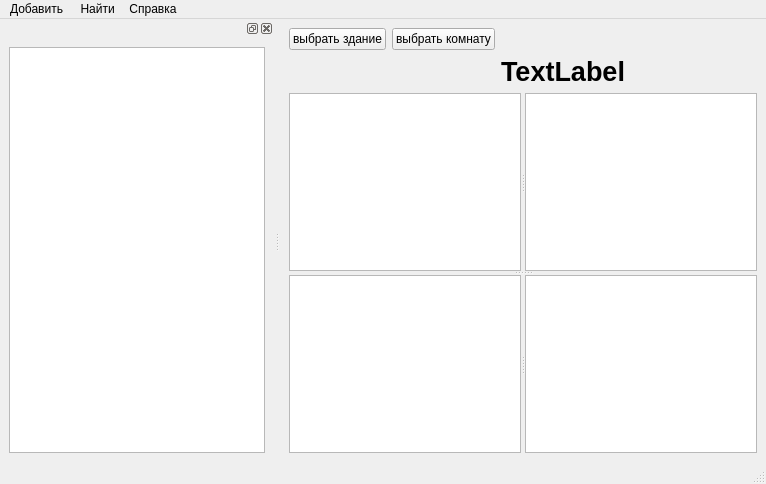
Above: View/RoomViewer.ui from Dovmial/SimpleSystemInventarization before the change. Below: the same form after it.
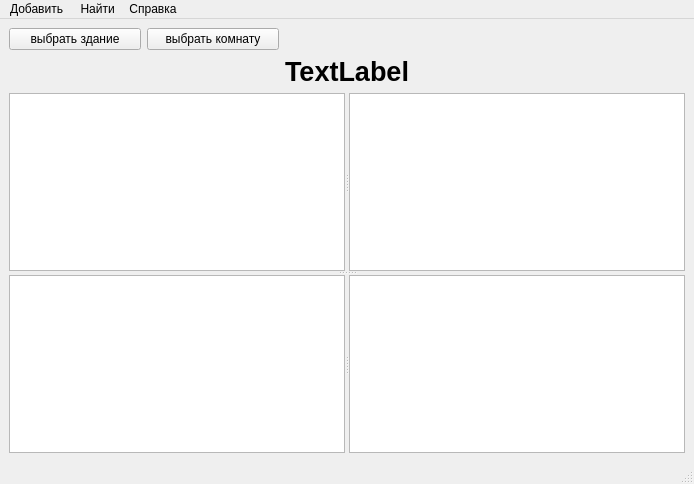
That is the form after the change.

Commit message: add QStandardItemModel for tables

```diff
--- a/View/RoomViewer.ui
+++ b/View/RoomViewer.ui
@@ -6,7 +6,7 @@
    <rect>
     <x>0</x>
     <y>0</y>
-    <width>766</width>
+    <width>694</width>
     <height>484</height>
    </rect>
   </property>
@@ -120,7 +120,7 @@
     <rect>
      <x>0</x>
      <y>0</y>
-     <width>766</width>
+     <width>694</width>
      <height>22</height>
     </rect>
    </property>
@@ -149,25 +149,6 @@
    <addaction name="menu_3"/>
   </widget>
   <widget class="QStatusBar" name="statusbar"/>
-  <widget class="QDockWidget" name="dockWidget">
-   <attribute name="dockWidgetArea">
-    <number>1</number>
-   </attribute>
-   <widget class="QWidget" name="dockWidgetContents">
-    <layout class="QGridLayout" name="gridLayout_2">
-     <item row="0" column="0">
-      <widget class="QTreeView" name="treeView">
-       <property name="animated">
-        <bool>false</bool>
-       </property>
-       <attribute name="headerVisible">
-        <bool>true</bool>
-       </attribute>
-      </widget>
-     </item>
-    </layout>
-   </widget>
-  </widget>
   <action name="mnuAddItem">
    <property name="text">
     <string>Оборудование...</string>
```
Left out of the diff: 84 changed lines with no effect on the pictures. The commit also changes 2 other files.
